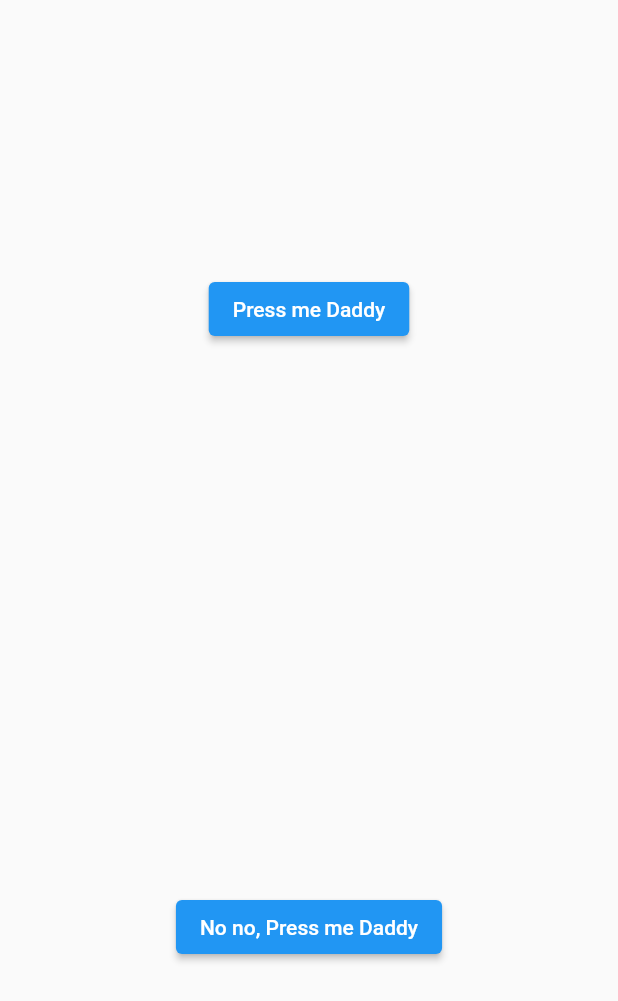
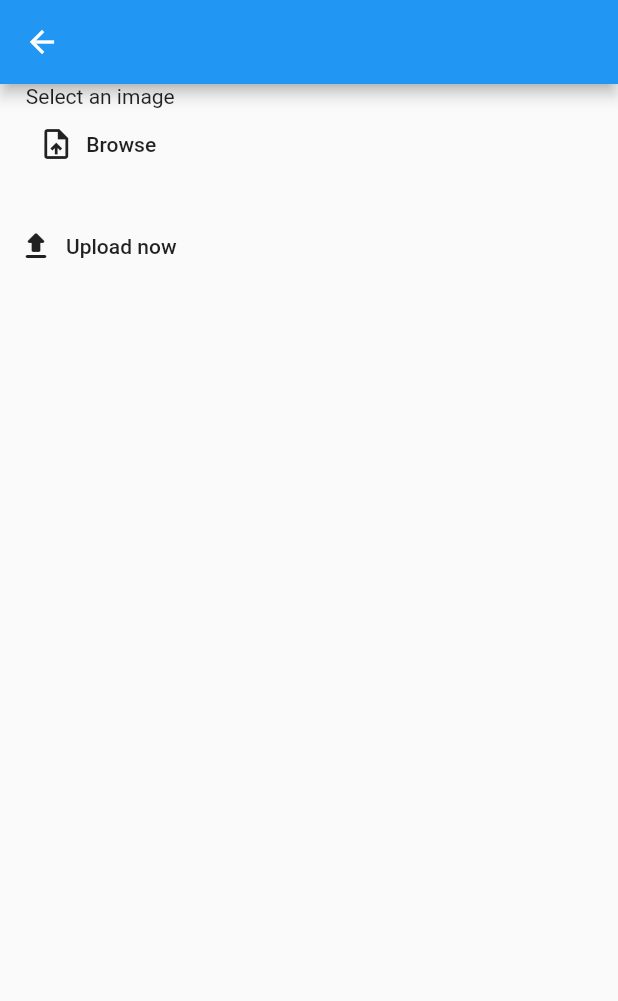
Before and after one commit to grimreaperLinux/clubz, a Flutter app: the screen it shows after launch, after a tap on "No no, Press me Daddy", on a phone screen of 412 x 824 dp. Shown: the top 1001 px of the screen. Run offline on Flutter 3.47's test engine with Material 2 defaults, Android fonts, the phone set to English and light mode, and no system bars; our stand-ins replace google_sign_in, image_picker.

```diff
--- a/lib/main.dart
+++ b/lib/main.dart
@@ -1,6 +1,6 @@
+import 'package:clubz/sendimg.dart';
 import 'package:flutter/material.dart';
-import 'package:google_sign_in/google_sign_in.dart';
-import 'package:http/http.dart' as http;
+import './sendimg.dart';
 
 void main() {
   runApp(MyApp());
@@ -12,35 +12,34 @@ class MyApp extends StatefulWidget {
 }
 
 class _MyAppState extends State<MyApp> {
-  final _googleSignIn = GoogleSignIn();
-  GoogleSignInAccount? data;
-
-  void login() async {
-    data = await _googleSignIn.signIn();
-    print(data);
-  }
-
-  void signout() {
-    _googleSignIn.signOut();
+  void changescreen(BuildContext context) {
+    Navigator.push(
+      context,
+      MaterialPageRoute(builder: (context) => ImageUpload()),
+    );
   }
 
   @override
   Widget build(BuildContext context) {
     return MaterialApp(
-      home: Scaffold(
+      home: Builder(
+        builder: (context) => Scaffold(
           body: Center(
             child: Column(
               mainAxisAlignment: MainAxisAlignment.spaceAround,
               children: [
                 ElevatedButton(
                   child: Text('Press me Daddy'),
-                onPressed: login,
+                  onPressed: () {},
                 ),
                 ElevatedButton(
                   child: Text('No no, Press me Daddy'),
-                onPressed: signout,
+                  onPressed: () {
+                    changescreen(context);
+                  },
                 ),
               ],
+            ),
           ),
         ),
       ),
--- /dev/null
+++ b/lib/sendimg.dart
@@ -0,0 +1,83 @@
+import 'dart:convert';
+import 'dart:io';
+import 'dart:async';
+import 'package:async/async.dart';
+import 'package:http/http.dart' as http;
+import 'package:flutter/material.dart';
+import 'package:image_picker/image_picker.dart';
+import 'package:path/path.dart';
+
+class ImageUpload extends StatefulWidget {
+  @override
+  _ImageUploadState createState() => _ImageUploadState();
+}
+
+class _ImageUploadState extends State<ImageUpload> {
+  late File _image;
+  final picker = ImagePicker();
+
+  Future<void> getImage() async {
+    final pickedFile = await picker.getImage(source: ImageSource.gallery);
+
+    setState(() {
+      if (pickedFile != null) {
+        _image = File(pickedFile.path);
+      } else {
+        print('No image selected.');
+      }
+    });
+  }
+
+  upload(File imageFile) async {
+    // open a bytestream
+    var stream =
+        new http.ByteStream(DelegatingStream.typed(imageFile.openRead()));
+    // get file length
+    var length = await imageFile.length();
+
+    // string to uri
+    var uri = Uri.parse("http://192.168.0.121:3000/uploadimg");
+
+    // create multipart request
+    var request = new http.MultipartRequest("POST", uri);
+
+    // multipart that takes file
+    var multipartFile = new http.MultipartFile('myFile', stream, length,
+        filename: basename(imageFile.path));
+
+    // add file to multipart
+    request.files.add(multipartFile);
+
+    // send
+    var response = await request.send();
+    print(response.statusCode);
+
+    // listen for response
+    response.stream.transform(utf8.decoder).listen((value) {
+      print(value);
+    });
+  }
+
+  @override
+  Widget build(BuildContext context) {
+    return Scaffold(
+      appBar: AppBar(),
+      body: Column(
+        children: [
+          Text("Select an image"),
+          FlatButton.icon(
+              onPressed: () async => await getImage(),
+              icon: Icon(Icons.upload_file),
+              label: Text("Browse")),
+          SizedBox(
+            height: 20,
+          ),
+          FlatButton.icon(
+              onPressed: () => upload(_image),
+              icon: Icon(Icons.upload_rounded),
+              label: Text("Upload now")),
+        ],
+      ),
+    );
+  }
+}
--- a/pubspec.yaml
+++ b/pubspec.yaml
@@ -32,6 +32,7 @@ dependencies:
 
   google_sign_in: ^5.2.3
   http: ^0.13.4
+  image_picker: ^0.8.4+6
 
 
   # The following adds the Cupertino Icons font to your application.
```
Also changed, not shown: lib/google_signin.dart (added, +21 -0 lines), pubspec.lock, 6 other files. Lines whose indentation alone changed are shown as unchanged.
